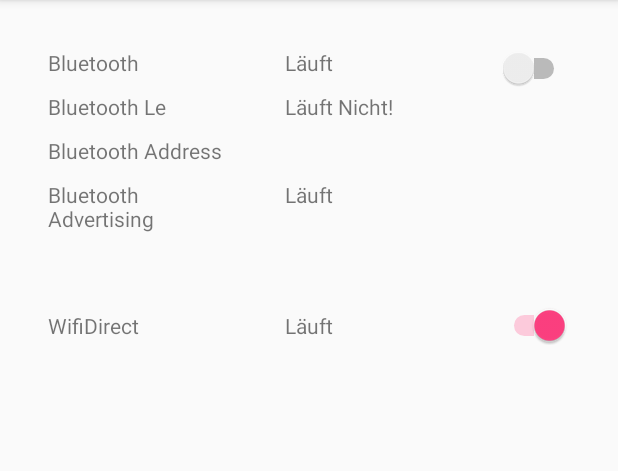
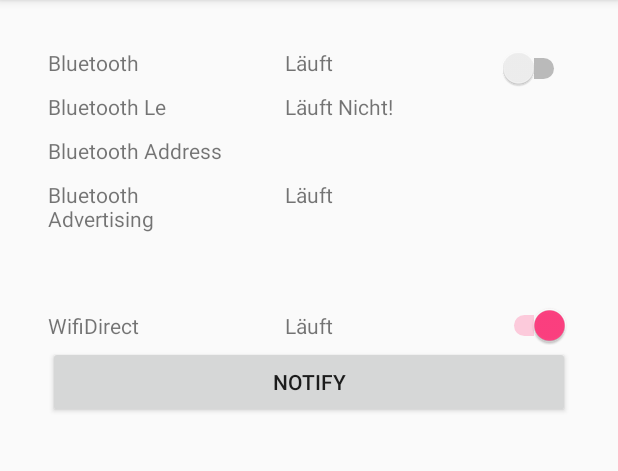
Before and after one commit to htw-happening/happening, an Android app: the screen it shows after launch (MainActivity), on a phone screen of 412 x 824 dp, the part 84-555 px from its top. Run offline under Robolectric (Android 15) with nearby library versions, the phone set to English and light mode, and no system bars.

Commit message:
added Notification example in BtStats / onClick notification just starts the main activity

```diff
--- a/app/src/main/res/layout/fragment_bt_status.xml
+++ b/app/src/main/res/layout/fragment_bt_status.xml
@@ -123,4 +123,12 @@
         android:layout_alignParentRight="true"
         android:splitTrack="true" />
 
+
+    <Button
+        android:id="@+id/button_notify"
+        android:layout_width="match_parent"
+        android:layout_height="wrap_content"
+        android:text="Notify"
+        android:layout_below="@id/wifi_enabled"/>
+
 </RelativeLayout>
```
Also changed, not shown: app/src/main/java/com/happening/poc/poc_happening/fragment/BtStatus.java (+38 -0 lines).
